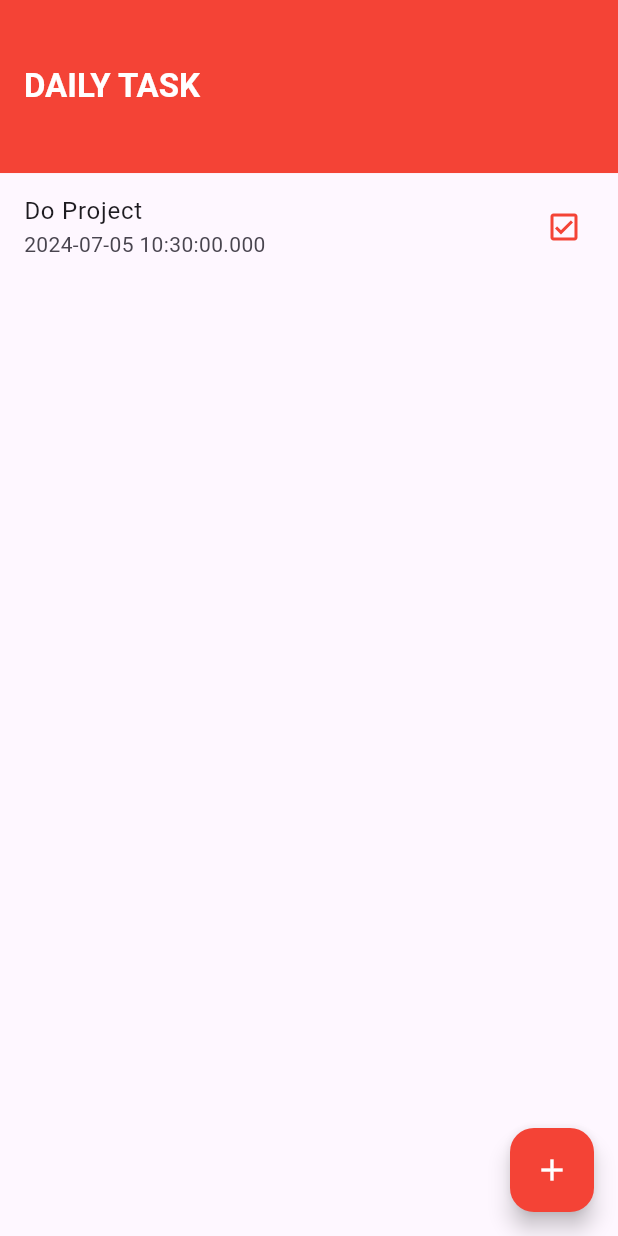
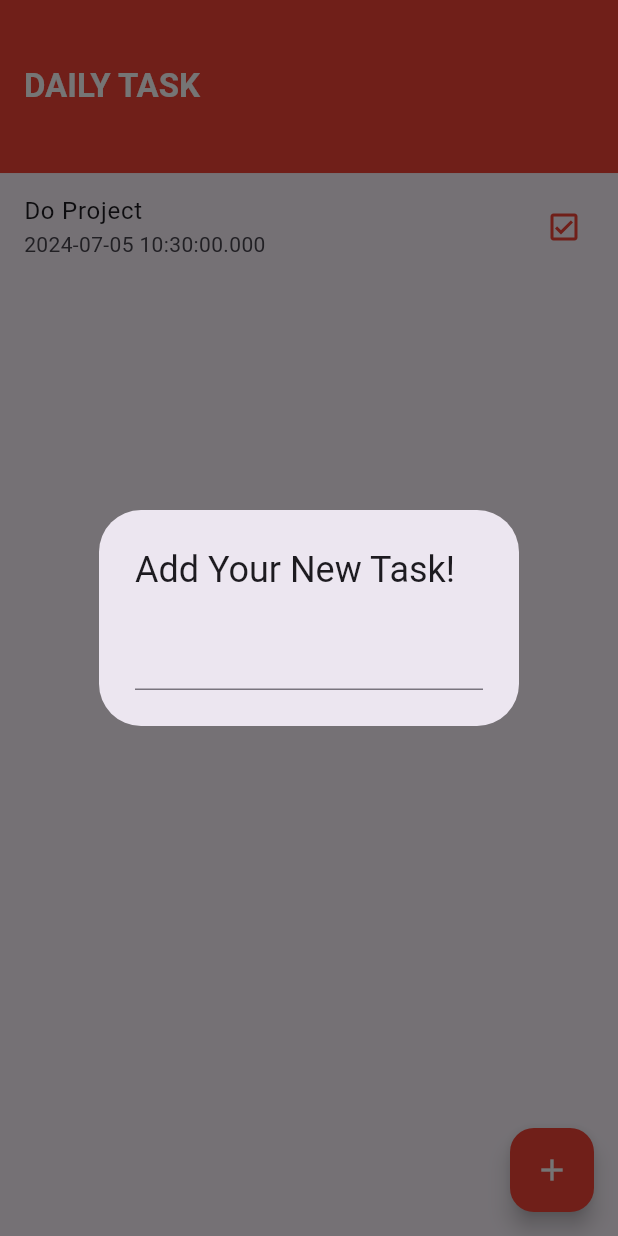
Before and after one commit to Steffano99/dailyTask_app, a Flutter app: the screen it shows after launch, after a tap on the "add" icon, on a phone screen of 412 x 824 dp. Run offline on Flutter 3.47's test engine with Material 3 defaults, Android fonts, the phone set to English and light mode, and no system bars; our stand-ins replace animated_splash_screen, hive_flutter; accounts and stored records are empty.

Commit message:
addition of some key functionalities into the application repo

```diff
--- /dev/null
+++ b/daily_task/lib/models/my_task.dart
@@ -0,0 +1,22 @@
+class MyTask {
+  String content;
+  DateTime timestamp;
+  bool done;
+
+  MyTask({required this.content, required this.timestamp, required this.done});
+
+  factory MyTask.fromMap(Map myTask) {
+    return MyTask(
+        content: myTask["content"],
+        timestamp: myTask["timestamp"],
+        done: myTask["done"]);
+  }
+
+  Map toMap() {
+    return {
+      "content": content,
+      "timestamp": timestamp,
+      "done": done,
+    };
+  }
+}
--- a/daily_task/lib/pages/home_page.dart
+++ b/daily_task/lib/pages/home_page.dart
@@ -1,4 +1,6 @@
+import 'package:daily_task/models/my_task.dart';
 import 'package:flutter/material.dart';
+import 'package:hive_flutter/hive_flutter.dart';
 
 class HomePage extends StatefulWidget {
   const HomePage({super.key});
@@ -10,6 +12,8 @@ class HomePage extends StatefulWidget {
 class _HomePageState extends State<HomePage> {
   late double _deviceHeight;
   late double _deviceWidth;
+  String? _newContent;
+  Box? _box;
   @override
   Widget build(BuildContext context) {
     _deviceHeight = MediaQuery.of(context).size.height;
@@ -28,7 +32,23 @@ class _HomePageState extends State<HomePage> {
     );
   }
 
+  Widget _viewTask() {
+    return FutureBuilder(
+        future: Hive.openBox('myTask'),
+        builder: (BuildContext _context, AsyncSnapshot _snapshot) {
+          if (_snapshot.connectionState == ConnectionState.done) {
+            _box = _snapshot.data;
+            return _viewTask();
+          } else {
+            return const Center(child: CircularProgressIndicator());
+          }
+        });
+  }
+
   Widget _dailyTaskList() {
+    MyTask newTask =
+        MyTask(content: "Eat Gob3", timestamp: DateTime.now(), done: false);
+    _box?.add(newTask.toMap());
     return ListView(
       children: [
         ListTile(
@@ -49,8 +69,26 @@ class _HomePageState extends State<HomePage> {
   Widget _addTaskButton() {
     return FloatingActionButton(
       backgroundColor: Colors.red,
-      onPressed: () {},
+      onPressed: _displayMyTaskPopup,
       child: const Icon(Icons.add, color: Colors.white),
     );
   }
+
+  void _displayMyTaskPopup() {
+    showDialog(
+        context: context,
+        builder: (BuildContext _context) {
+          return AlertDialog(
+            title: const Text('Add Your New Task!'),
+            content: TextField(
+              onSubmitted: (_value) {},
+              onChanged: (_value) {
+                setState(() {
+                  _newContent = _value;
+                });
+              },
+            ),
+          );
+        });
+  }
 }
```
Also changed, not shown: 17 other files.
